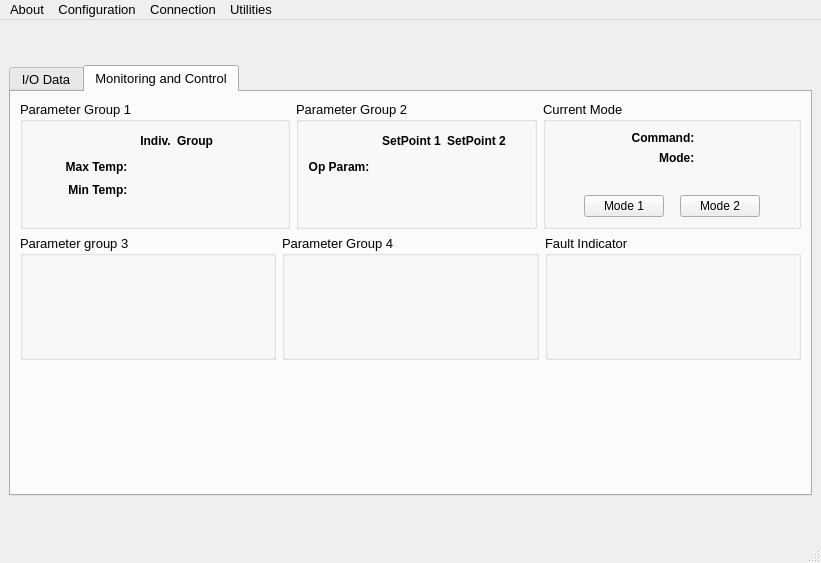
First picture: the form in TCP_Client/mainwindow.ui, repository epw7856/TCP_Client, before the edit.
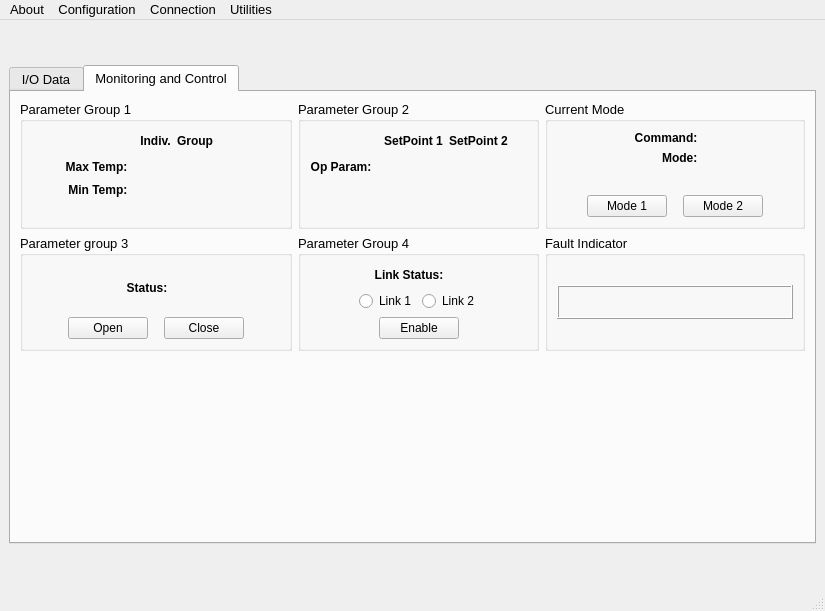
Second picture: the form after the edit. The open tabs and pages were chosen to show the change.

Commit message: Added more components to the monitoring and control page of the main window.

```diff
--- a/TCP_Client/mainwindow.ui
+++ b/TCP_Client/mainwindow.ui
@@ -6,8 +6,8 @@
    <rect>
     <x>0</x>
     <y>0</y>
-    <width>821</width>
-    <height>563</height>
+    <width>825</width>
+    <height>611</height>
    </rect>
   </property>
   <property name="font">
@@ -580,10 +580,511 @@
          </attribute>
          <layout class="QVBoxLayout" name="verticalLayout_7">
           <item>
-           <layout class="QVBoxLayout" name="verticalLayout_5">
+           <layout class="QGridLayout" name="gridLayout_3">
+            <item row="1" column="0">
+             <widget class="QGroupBox" name="groupBox_6">
+              <property name="title">
+               <string>Parameter group 3</string>
+              </property>
+              <layout class="QVBoxLayout" name="verticalLayout_10">
             <item>
              <layout class="QHBoxLayout" name="horizontalLayout_5">
               <item>
+                  <spacer name="horizontalSpacer_13">
+                   <property name="orientation">
+                    <enum>Qt::Horizontal</enum>
+                   </property>
+                   <property name="sizeHint" stdset="0">
+                    <size>
+                     <width>40</width>
+                     <height>20</height>
+                    </size>
+                   </property>
+                  </spacer>
+                 </item>
+                 <item>
+                  <widget class="QLabel" name="label_10">
+                   <property name="font">
+                    <font>
+                     <family>Segoe UI</family>
+                     <pointsize>9</pointsize>
+                     <weight>75</weight>
+                     <bold>true</bold>
+                    </font>
+                   </property>
+                   <property name="text">
+                    <string>Status:  </string>
+                   </property>
+                   <property name="alignment">
+                    <set>Qt::AlignRight|Qt::AlignTrailing|Qt::AlignVCenter</set>
+                   </property>
+                  </widget>
+                 </item>
+                 <item>
+                  <widget class="QLabel" name="labelStatus">
+                   <property name="font">
+                    <font>
+                     <family>Segoe UI</family>
+                     <pointsize>9</pointsize>
+                    </font>
+                   </property>
+                   <property name="frameShadow">
+                    <enum>QFrame::Plain</enum>
+                   </property>
+                   <property name="text">
+                    <string>&lt;Status&gt;</string>
+                   </property>
+                  </widget>
+                 </item>
+                 <item>
+                  <spacer name="horizontalSpacer_32">
+                   <property name="orientation">
+                    <enum>Qt::Horizontal</enum>
+                   </property>
+                   <property name="sizeHint" stdset="0">
+                    <size>
+                     <width>40</width>
+                     <height>20</height>
+                    </size>
+                   </property>
+                  </spacer>
+                 </item>
+                </layout>
+               </item>
+               <item>
+                <layout class="QHBoxLayout" name="horizontalLayout_8">
+                 <item>
+                  <spacer name="horizontalSpacer_34">
+                   <property name="orientation">
+                    <enum>Qt::Horizontal</enum>
+                   </property>
+                   <property name="sizeHint" stdset="0">
+                    <size>
+                     <width>40</width>
+                     <height>20</height>
+                    </size>
+                   </property>
+                  </spacer>
+                 </item>
+                 <item>
+                  <widget class="QPushButton" name="pushButtonOpen">
+                   <property name="font">
+                    <font>
+                     <family>Segoe UI</family>
+                     <pointsize>9</pointsize>
+                    </font>
+                   </property>
+                   <property name="text">
+                    <string>Open</string>
+                   </property>
+                  </widget>
+                 </item>
+                 <item>
+                  <spacer name="horizontalSpacer_35">
+                   <property name="orientation">
+                    <enum>Qt::Horizontal</enum>
+                   </property>
+                   <property name="sizeType">
+                    <enum>QSizePolicy::Fixed</enum>
+                   </property>
+                   <property name="sizeHint" stdset="0">
+                    <size>
+                     <width>10</width>
+                     <height>20</height>
+                    </size>
+                   </property>
+                  </spacer>
+                 </item>
+                 <item>
+                  <widget class="QPushButton" name="pushButtonClose">
+                   <property name="font">
+                    <font>
+                     <family>Segoe UI</family>
+                     <pointsize>9</pointsize>
+                    </font>
+                   </property>
+                   <property name="text">
+                    <string>Close</string>
+                   </property>
+                  </widget>
+                 </item>
+                 <item>
+                  <spacer name="horizontalSpacer_33">
+                   <property name="orientation">
+                    <enum>Qt::Horizontal</enum>
+                   </property>
+                   <property name="sizeHint" stdset="0">
+                    <size>
+                     <width>40</width>
+                     <height>20</height>
+                    </size>
+                   </property>
+                  </spacer>
+                 </item>
+                </layout>
+               </item>
+              </layout>
+             </widget>
+            </item>
+            <item row="0" column="2">
+             <widget class="QGroupBox" name="groupBoxMode">
+              <property name="sizePolicy">
+               <sizepolicy hsizetype="Preferred" vsizetype="Minimum">
+                <horstretch>0</horstretch>
+                <verstretch>0</verstretch>
+               </sizepolicy>
+              </property>
+              <property name="title">
+               <string>Current Mode</string>
+              </property>
+              <layout class="QVBoxLayout" name="verticalLayout_9">
+               <item>
+                <layout class="QHBoxLayout" name="horizontalLayout_11">
+                 <item>
+                  <spacer name="horizontalSpacer_30">
+                   <property name="orientation">
+                    <enum>Qt::Horizontal</enum>
+                   </property>
+                   <property name="sizeHint" stdset="0">
+                    <size>
+                     <width>40</width>
+                     <height>20</height>
+                    </size>
+                   </property>
+                  </spacer>
+                 </item>
+                 <item>
+                  <layout class="QFormLayout" name="formLayout">
+                   <property name="labelAlignment">
+                    <set>Qt::AlignRight|Qt::AlignTrailing|Qt::AlignVCenter</set>
+                   </property>
+                   <item row="0" column="0">
+                    <widget class="QLabel" name="label_9">
+                     <property name="font">
+                      <font>
+                       <family>Segoe UI</family>
+                       <pointsize>9</pointsize>
+                       <weight>75</weight>
+                       <bold>true</bold>
+                      </font>
+                     </property>
+                     <property name="text">
+                      <string>Command:  </string>
+                     </property>
+                     <property name="alignment">
+                      <set>Qt::AlignRight|Qt::AlignTrailing|Qt::AlignVCenter</set>
+                     </property>
+                    </widget>
+                   </item>
+                   <item row="0" column="1">
+                    <widget class="QLabel" name="labelCommandedMode">
+                     <property name="font">
+                      <font>
+                       <family>Segoe UI</family>
+                       <pointsize>9</pointsize>
+                      </font>
+                     </property>
+                     <property name="text">
+                      <string>&lt;Command&gt;</string>
+                     </property>
+                    </widget>
+                   </item>
+                   <item row="1" column="0">
+                    <widget class="QLabel" name="label">
+                     <property name="font">
+                      <font>
+                       <family>Segoe UI</family>
+                       <pointsize>9</pointsize>
+                       <weight>75</weight>
+                       <bold>true</bold>
+                      </font>
+                     </property>
+                     <property name="text">
+                      <string>Mode:  </string>
+                     </property>
+                     <property name="alignment">
+                      <set>Qt::AlignRight|Qt::AlignTrailing|Qt::AlignVCenter</set>
+                     </property>
+                    </widget>
+                   </item>
+                   <item row="1" column="1">
+                    <widget class="QLabel" name="labelCurrentMode">
+                     <property name="font">
+                      <font>
+                       <family>Segoe UI</family>
+                       <pointsize>9</pointsize>
+                      </font>
+                     </property>
+                     <property name="text">
+                      <string>&lt;Mode&gt;</string>
+                     </property>
+                    </widget>
+                   </item>
+                  </layout>
+                 </item>
+                 <item>
+                  <spacer name="horizontalSpacer_31">
+                   <property name="orientation">
+                    <enum>Qt::Horizontal</enum>
+                   </property>
+                   <property name="sizeHint" stdset="0">
+                    <size>
+                     <width>40</width>
+                     <height>20</height>
+                    </size>
+                   </property>
+                  </spacer>
+                 </item>
+                </layout>
+               </item>
+               <item>
+                <layout class="QHBoxLayout" name="horizontalLayout_9">
+                 <item>
+                  <spacer name="horizontalSpacer_15">
+                   <property name="orientation">
+                    <enum>Qt::Horizontal</enum>
+                   </property>
+                   <property name="sizeHint" stdset="0">
+                    <size>
+                     <width>40</width>
+                     <height>20</height>
+                    </size>
+                   </property>
+                  </spacer>
+                 </item>
+                 <item>
+                  <widget class="QPushButton" name="pushButtonMode1">
+                   <property name="font">
+                    <font>
+                     <family>Segoe UI</family>
+                     <pointsize>9</pointsize>
+                    </font>
+                   </property>
+                   <property name="text">
+                    <string>Mode 1</string>
+                   </property>
+                  </widget>
+                 </item>
+                 <item>
+                  <spacer name="horizontalSpacer_11">
+                   <property name="orientation">
+                    <enum>Qt::Horizontal</enum>
+                   </property>
+                   <property name="sizeType">
+                    <enum>QSizePolicy::Fixed</enum>
+                   </property>
+                   <property name="sizeHint" stdset="0">
+                    <size>
+                     <width>10</width>
+                     <height>20</height>
+                    </size>
+                   </property>
+                  </spacer>
+                 </item>
+                 <item>
+                  <widget class="QPushButton" name="pushButtonMode2">
+                   <property name="font">
+                    <font>
+                     <family>Segoe UI</family>
+                     <pointsize>9</pointsize>
+                    </font>
+                   </property>
+                   <property name="text">
+                    <string>Mode 2</string>
+                   </property>
+                  </widget>
+                 </item>
+                 <item>
+                  <spacer name="horizontalSpacer_14">
+                   <property name="orientation">
+                    <enum>Qt::Horizontal</enum>
+                   </property>
+                   <property name="sizeHint" stdset="0">
+                    <size>
+                     <width>40</width>
+                     <height>20</height>
+                    </size>
+                   </property>
+                  </spacer>
+                 </item>
+                </layout>
+               </item>
+              </layout>
+             </widget>
+            </item>
+            <item row="1" column="1">
+             <widget class="QGroupBox" name="groupBox_5">
+              <property name="title">
+               <string>Parameter Group 4</string>
+              </property>
+              <layout class="QVBoxLayout" name="verticalLayout_12">
+               <item>
+                <layout class="QHBoxLayout" name="horizontalLayout_12">
+                 <item>
+                  <spacer name="horizontalSpacer_36">
+                   <property name="orientation">
+                    <enum>Qt::Horizontal</enum>
+                   </property>
+                   <property name="sizeHint" stdset="0">
+                    <size>
+                     <width>40</width>
+                     <height>20</height>
+                    </size>
+                   </property>
+                  </spacer>
+                 </item>
+                 <item>
+                  <widget class="QLabel" name="label_11">
+                   <property name="font">
+                    <font>
+                     <family>Segoe UI</family>
+                     <pointsize>9</pointsize>
+                     <weight>75</weight>
+                     <bold>true</bold>
+                    </font>
+                   </property>
+                   <property name="text">
+                    <string>Link Status:  </string>
+                   </property>
+                   <property name="alignment">
+                    <set>Qt::AlignRight|Qt::AlignTrailing|Qt::AlignVCenter</set>
+                   </property>
+                  </widget>
+                 </item>
+                 <item>
+                  <widget class="QLabel" name="labelLinkStatus">
+                   <property name="font">
+                    <font>
+                     <family>Segoe UI</family>
+                     <pointsize>9</pointsize>
+                    </font>
+                   </property>
+                   <property name="frameShadow">
+                    <enum>QFrame::Plain</enum>
+                   </property>
+                   <property name="text">
+                    <string>&lt;LinkStatus&gt;</string>
+                   </property>
+                  </widget>
+                 </item>
+                 <item>
+                  <spacer name="horizontalSpacer_37">
+                   <property name="orientation">
+                    <enum>Qt::Horizontal</enum>
+                   </property>
+                   <property name="sizeHint" stdset="0">
+                    <size>
+                     <width>40</width>
+                     <height>20</height>
+                    </size>
+                   </property>
+                  </spacer>
+                 </item>
+                </layout>
+               </item>
+               <item>
+                <layout class="QHBoxLayout" name="horizontalLayout_13">
+                 <item>
+                  <spacer name="horizontalSpacer_39">
+                   <property name="orientation">
+                    <enum>Qt::Horizontal</enum>
+                   </property>
+                   <property name="sizeHint" stdset="0">
+                    <size>
+                     <width>40</width>
+                     <height>20</height>
+                    </size>
+                   </property>
+                  </spacer>
+                 </item>
+                 <item>
+                  <widget class="QRadioButton" name="radioButtonLink1">
+                   <property name="font">
+                    <font>
+                     <family>Segoe UI</family>
+                     <pointsize>9</pointsize>
+                    </font>
+                   </property>
+                   <property name="text">
+                    <string>Link 1</string>
+                   </property>
+                  </widget>
+                 </item>
+                 <item>
+                  <widget class="QRadioButton" name="radioButtonLink2">
+                   <property name="font">
+                    <font>
+                     <family>Segoe UI</family>
+                     <pointsize>9</pointsize>
+                    </font>
+                   </property>
+                   <property name="text">
+                    <string>Link 2</string>
+                   </property>
+                  </widget>
+                 </item>
+                 <item>
+                  <spacer name="horizontalSpacer_38">
+                   <property name="orientation">
+                    <enum>Qt::Horizontal</enum>
+                   </property>
+                   <property name="sizeHint" stdset="0">
+                    <size>
+                     <width>40</width>
+                     <height>20</height>
+                    </size>
+                   </property>
+                  </spacer>
+                 </item>
+                </layout>
+               </item>
+               <item>
+                <layout class="QHBoxLayout" name="horizontalLayout_14">
+                 <item>
+                  <spacer name="horizontalSpacer_40">
+                   <property name="orientation">
+                    <enum>Qt::Horizontal</enum>
+                   </property>
+                   <property name="sizeHint" stdset="0">
+                    <size>
+                     <width>40</width>
+                     <height>20</height>
+                    </size>
+                   </property>
+                  </spacer>
+                 </item>
+                 <item>
+                  <widget class="QPushButton" name="pushButtonEnable">
+                   <property name="font">
+                    <font>
+                     <family>Segoe UI</family>
+                     <pointsize>9</pointsize>
+                    </font>
+                   </property>
+                   <property name="text">
+                    <string>Enable</string>
+                   </property>
+                  </widget>
+                 </item>
+                 <item>
+                  <spacer name="horizontalSpacer_42">
+                   <property name="orientation">
+                    <enum>Qt::Horizontal</enum>
+                   </property>
+                   <property name="sizeHint" stdset="0">
+                    <size>
+                     <width>40</width>
+                     <height>20</height>
+                    </size>
+                   </property>
+                  </spacer>
+                 </item>
+                </layout>
+               </item>
+              </layout>
+             </widget>
+            </item>
+            <item row="0" column="0">
                <widget class="QGroupBox" name="groupBoxParameters">
                 <property name="sizePolicy">
                  <sizepolicy hsizetype="Preferred" vsizetype="Minimum">
@@ -806,7 +1307,7 @@
                 </layout>
                </widget>
               </item>
-              <item>
+            <item row="0" column="1">
                <widget class="QGroupBox" name="groupBox_3">
                 <property name="sizePolicy">
                  <sizepolicy hsizetype="Preferred" vsizetype="Minimum">
@@ -963,241 +1464,7 @@
                 </layout>
                </widget>
               </item>
-              <item>
-               <widget class="QGroupBox" name="groupBoxMode">
-                <property name="sizePolicy">
-                 <sizepolicy hsizetype="Preferred" vsizetype="Minimum">
-                  <horstretch>0</horstretch>
-                  <verstretch>0</verstretch>
-                 </sizepolicy>
-                </property>
-                <property name="title">
-                 <string>Current Mode</string>
-                </property>
-                <layout class="QVBoxLayout" name="verticalLayout_9">
-                 <item>
-                  <layout class="QHBoxLayout" name="horizontalLayout_11">
-                   <item>
-                    <spacer name="horizontalSpacer_30">
-                     <property name="orientation">
-                      <enum>Qt::Horizontal</enum>
-                     </property>
-                     <property name="sizeHint" stdset="0">
-                      <size>
-                       <width>40</width>
-                       <height>20</height>
-                      </size>
-                     </property>
-                    </spacer>
-                   </item>
-                   <item>
-                    <layout class="QFormLayout" name="formLayout">
-                     <property name="labelAlignment">
-                      <set>Qt::AlignRight|Qt::AlignTrailing|Qt::AlignVCenter</set>
-                     </property>
-                     <item row="0" column="0">
-                      <widget class="QLabel" name="label_9">
-                       <property name="font">
-                        <font>
-                         <family>Segoe UI</family>
-                         <pointsize>9</pointsize>
-                         <weight>75</weight>
-                         <bold>true</bold>
-                        </font>
-                       </property>
-                       <property name="text">
-                        <string>Command:  </string>
-                       </property>
-                       <property name="alignment">
-                        <set>Qt::AlignRight|Qt::AlignTrailing|Qt::AlignVCenter</set>
-                       </property>
-                      </widget>
-                     </item>
-                     <item row="0" column="1">
-                      <widget class="QLabel" name="labelCommandedMode">
-                       <property name="font">
-                        <font>
-                         <family>Segoe UI</family>
-                         <pointsize>9</pointsize>
-                        </font>
-                       </property>
-                       <property name="text">
-                        <string>&lt;Command&gt;</string>
-                       </property>
-                      </widget>
-                     </item>
-                     <item row="1" column="0">
-                      <widget class="QLabel" name="label">
-                       <property name="font">
-                        <font>
-                         <family>Segoe UI</family>
-                         <pointsize>9</pointsize>
-                         <weight>75</weight>
-                         <bold>true</bold>
-                        </font>
-                       </property>
-                       <property name="text">
-                        <string>Mode:  </string>
-                       </property>
-                       <property name="alignment">
-                        <set>Qt::AlignRight|Qt::AlignTrailing|Qt::AlignVCenter</set>
-                       </property>
-                      </widget>
-                     </item>
-                     <item row="1" column="1">
-                      <widget class="QLabel" name="labelCurrentMode">
-                       <property name="font">
-                        <font>
-                         <family>Segoe UI</family>
-                         <pointsize>9</pointsize>
-                        </font>
-                       </property>
-                       <property name="text">
-                        <string>&lt;Mode&gt;</string>
-                       </property>
-                      </widget>
-                     </item>
-                    </layout>
-                   </item>
-                   <item>
-                    <spacer name="horizontalSpacer_31">
-                     <property name="orientation">
-                      <enum>Qt::Horizontal</enum>
-                     </property>
-                     <property name="sizeHint" stdset="0">
-                      <size>
-                       <width>40</width>
-                       <height>20</height>
-                      </size>
-                     </property>
-                    </spacer>
-                   </item>
-                  </layout>
-                 </item>
-                 <item>
-                  <layout class="QHBoxLayout" name="horizontalLayout_9">
-                   <item>
-                    <spacer name="horizontalSpacer_15">
-                     <property name="orientation">
-                      <enum>Qt::Horizontal</enum>
-                     </property>
-                     <property name="sizeHint" stdset="0">
-                      <size>
-                       <width>40</width>
-                       <height>20</height>
-                      </size>
-                     </property>
-                    </spacer>
-                   </item>
-                   <item>
-                    <widget class="QPushButton" name="pushButtonMode1">
-                     <property name="font">
-                      <font>
-                       <family>Segoe UI</family>
-                       <pointsize>9</pointsize>
-                      </font>
-                     </property>
-                     <property name="text">
-                      <string>Mode 1</string>
-                     </property>
-                    </widget>
-                   </item>
-                   <item>
-                    <spacer name="horizontalSpacer_11">
-                     <property name="orientation">
-                      <enum>Qt::Horizontal</enum>
-                     </property>
-                     <property name="sizeType">
-                      <enum>QSizePolicy::Fixed</enum>
-                     </property>
-                     <property name="sizeHint" stdset="0">
-                      <size>
-                       <width>10</width>
-                       <height>20</height>
-                      </size>
-                     </property>
-                    </spacer>
-                   </item>
-                   <item>
-                    <widget class="QPushButton" name="pushButtonMode2">
-                     <property name="font">
-                      <font>
-                       <family>Segoe UI</family>
-                       <pointsize>9</pointsize>
-                      </font>
-                     </property>
-                     <property name="text">
-                      <string>Mode 2</string>
-                     </property>
-                    </widget>
-                   </item>
-                   <item>
-                    <spacer name="horizontalSpacer_14">
-                     <property name="orientation">
-                      <enum>Qt::Horizontal</enum>
-                     </property>
-                     <property name="sizeHint" stdset="0">
-                      <size>
-                       <width>40</width>
-                       <height>20</height>
-                      </size>
-                     </property>
-                    </spacer>
-                   </item>
-                  </layout>
-                 </item>
-                </layout>
-               </widget>
-              </item>
-             </layout>
-            </item>
-            <item>
-             <layout class="QHBoxLayout" name="horizontalLayout_7">
-              <item>
-               <widget class="QGroupBox" name="groupBox_6">
-                <property name="title">
-                 <string>Parameter group 3</string>
-                </property>
-                <layout class="QVBoxLayout" name="verticalLayout_10">
-                 <item>
-                  <spacer name="verticalSpacer_16">
-                   <property name="orientation">
-                    <enum>Qt::Vertical</enum>
-                   </property>
-                   <property name="sizeHint" stdset="0">
-                    <size>
-                     <width>20</width>
-                     <height>75</height>
-                    </size>
-                   </property>
-                  </spacer>
-                 </item>
-                </layout>
-               </widget>
-              </item>
-              <item>
-               <widget class="QGroupBox" name="groupBox_5">
-                <property name="title">
-                 <string>Parameter Group 4</string>
-                </property>
-                <layout class="QVBoxLayout" name="verticalLayout_12">
-                 <item>
-                  <spacer name="verticalSpacer_14">
-                   <property name="orientation">
-                    <enum>Qt::Vertical</enum>
-                   </property>
-                   <property name="sizeHint" stdset="0">
-                    <size>
-                     <width>20</width>
-                     <height>75</height>
-                    </size>
-                   </property>
-                  </spacer>
-                 </item>
-                </layout>
-               </widget>
-              </item>
-              <item>
+            <item row="1" column="2">
                <widget class="QGroupBox" name="groupBox_4">
                 <property name="title">
                  <string>Fault Indicator</string>
@@ -1206,21 +1473,55 @@
                  <item>
                   <spacer name="verticalSpacer_10">
                    <property name="orientation">
-                    <enum>Qt::Vertical</enum>
+                  <enum>Qt::Horizontal</enum>
                    </property>
                    <property name="sizeHint" stdset="0">
                     <size>
-                     <width>20</width>
-                     <height>75</height>
+                   <width>40</width>
+                   <height>20</height>
                     </size>
                    </property>
                   </spacer>
                  </item>
+               <item>
+                <layout class="QHBoxLayout" name="horizontalLayout_15">
+                 <item>
+                  <widget class="QFrame" name="frame">
+                   <property name="frameShape">
+                    <enum>QFrame::Box</enum>
+                   </property>
+                   <property name="frameShadow">
+                    <enum>QFrame::Raised</enum>
+                   </property>
+                   <layout class="QVBoxLayout" name="verticalLayout_13">
+                    <item>
+                     <widget class="QWidget" name="faultIndicator" native="true"/>
+                    </item>
                 </layout>
                </widget>
               </item>
              </layout>
             </item>
+               <item>
+                <spacer name="horizontalSpacer_43">
+                 <property name="orientation">
+                  <enum>Qt::Horizontal</enum>
+                 </property>
+                 <property name="sizeHint" stdset="0">
+                  <size>
+                   <width>40</width>
+                   <height>20</height>
+                  </size>
+                 </property>
+                </spacer>
+               </item>
+              </layout>
+             </widget>
+            </item>
+           </layout>
+          </item>
+          <item>
+           <layout class="QVBoxLayout" name="verticalLayout_5">
             <item>
              <spacer name="verticalSpacer_12">
               <property name="orientation">
@@ -1329,7 +1630,7 @@
     <rect>
      <x>0</x>
      <y>0</y>
-     <width>821</width>
+     <width>825</width>
      <height>23</height>
     </rect>
    </property>
```
Left out of the diff: 2 changed lines with no effect on the pictures. Lines whose indentation alone changed are shown as unchanged. The commit also changes 5 other files.
